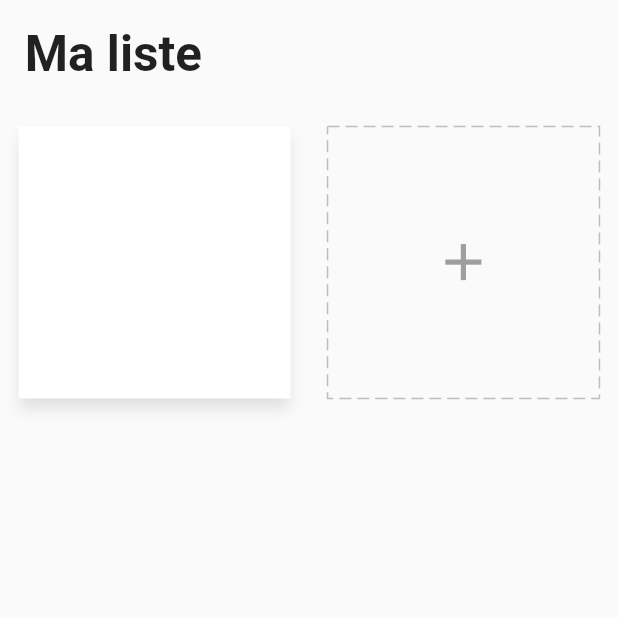
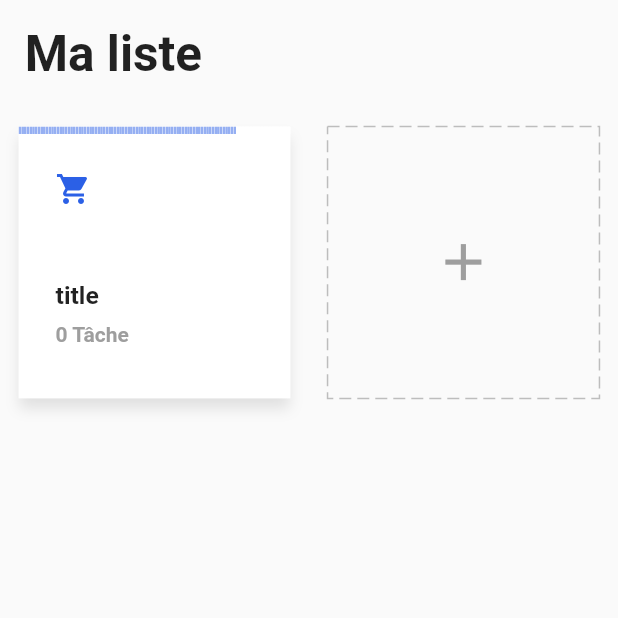
Before and after one commit to carolax14/task_todo_app, a Flutter app: the screen it shows after launch, on a phone screen of 412 x 824 dp, the top half of it. Run offline on Flutter 3.47's test engine with Material 2 defaults, Android fonts, the phone set to English and light mode, and no system bars; drawn by our look-alikes of dotted_border, step_progress_indicator; our stand-ins replace equatable, flutter_easyloading, get, get_storage.

Commit message:
Gradient progress indicator & Style Task Card

```diff
--- a/lib/app/modules/home/widgets/task_card.dart
+++ b/lib/app/modules/home/widgets/task_card.dart
@@ -4,6 +4,7 @@ import 'package:flutter/src/foundation/key.dart';
 import 'package:flutter/src/widgets/framework.dart';
 import 'package:get/get.dart';
 import 'package:get/get_core/src/get_main.dart';
+import 'package:step_progress_indicator/step_progress_indicator.dart';
 import 'package:task_todo_app/app/core/utils/extensions.dart';
 import 'package:task_todo_app/app/modules/home/controller.dart';
 
@@ -35,7 +36,52 @@ class TaskCard extends StatelessWidget {
       child: Column(
         crossAxisAlignment: CrossAxisAlignment.start,
         children: [
-
+          StepProgressIndicator(
+          //TODO change après la fin du CRUD
+            totalSteps: 100,
+            currentStep: 80,
+            size: 5,
+            padding: 0,
+            selectedGradientColor: LinearGradient(
+              begin: Alignment.topLeft,
+              end: Alignment.bottomRight,
+              colors: [color.withOpacity(0.5), color],
+            ),
+            unselectedGradientColor: const LinearGradient(
+              begin: Alignment.topLeft,
+              end: Alignment.bottomRight,
+              colors: [Colors.white, Colors.white],
+            ),
+          ),
+          Padding(
+            padding: EdgeInsets.all(6.0.wp),
+            child: Icon(
+              IconData(task.icon, fontFamily: 'MaterialIcons'),
+              color: color,
+            ),
+          ),
+          Padding(
+            padding: EdgeInsets.all(6.0.wp),
+            child: Column(
+              crossAxisAlignment: CrossAxisAlignment.start,
+              children: [
+                Text(
+                  task.title,
+                  style: TextStyle(
+                    fontWeight: FontWeight.bold,
+                    fontSize: 12.0.sp,
+                  ),
+                  overflow: TextOverflow.ellipsis,
+                ),
+                SizedBox(height: 2.0.wp),
+                Text('${task.todos?.length ?? 0} Tâche',
+                style: const TextStyle(
+                  fontWeight: FontWeight.bold,
+                  color: Colors.grey,
+                ),),
+              ],
+            ),
+          )
         ],
       ),
     );
```
